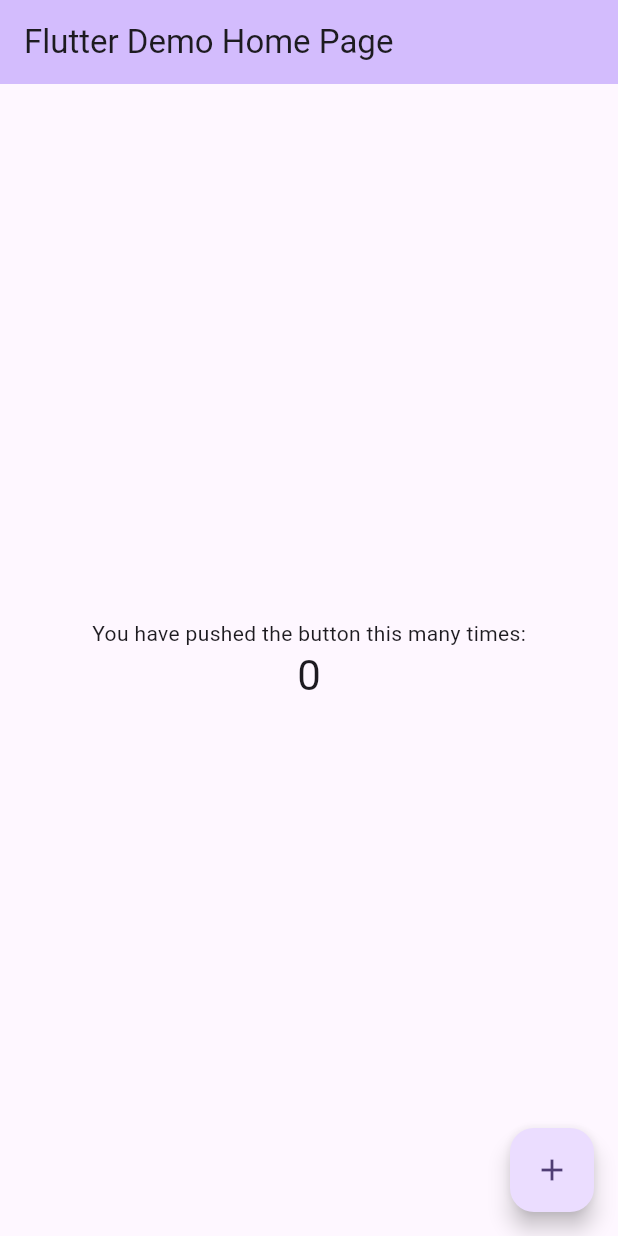
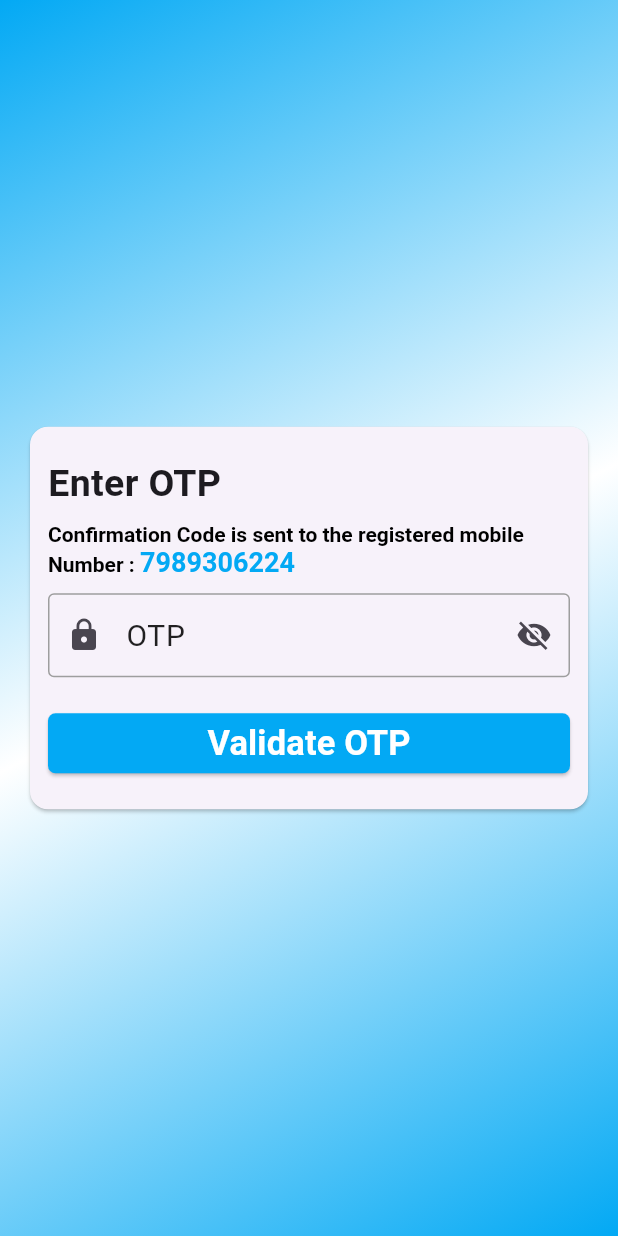
Before and after one commit to pranav-deshpande6224/buy_sell, a Flutter app: the screen it shows after launch, on a phone screen of 412 x 824 dp. Run offline on Flutter 3.47's test engine with Material 3 defaults, Android fonts, the phone set to English and light mode, and no system bars; our stand-ins replace google_fonts.

Commit message:
initial authentication screens  phone number and otp screen

```diff
--- /dev/null
+++ b/lib/authentication/screens/otp_screen.dart
@@ -0,0 +1,150 @@
+import 'package:flutter/material.dart';
+import 'package:flutter/services.dart';
+import 'package:google_fonts/google_fonts.dart';
+
+class OtpScreen extends StatefulWidget {
+  const OtpScreen({super.key});
+
+  @override
+  State<OtpScreen> createState() {
+    return _OtpScreenState();
+  }
+}
+
+class _OtpScreenState extends State<OtpScreen> {
+  final _otpController = TextEditingController();
+
+  @override
+  Widget build(BuildContext context) {
+    return Scaffold(
+      body: Container(
+        decoration: const BoxDecoration(
+          gradient: LinearGradient(
+            colors: [
+              Colors.lightBlue,
+              Colors.white,
+              Colors.lightBlue,
+            ],
+            begin: Alignment.topLeft,
+            end: Alignment.bottomRight,
+          ),
+        ),
+        child: Center(
+          child: SingleChildScrollView(
+            child: Card(
+              margin: const EdgeInsets.only(left: 20, right: 20),
+              child: Padding(
+                padding: const EdgeInsets.only(
+                    top: 20, bottom: 20, left: 12, right: 12),
+                child: Column(
+                  mainAxisSize: MainAxisSize.min,
+                  crossAxisAlignment: CrossAxisAlignment.start,
+                  children: [
+                    Text(
+                      'Enter OTP',
+                      style: GoogleFonts.comicNeue(
+                        fontSize: 25,
+                        fontWeight: FontWeight.bold,
+                      ),
+                    ),
+                    const SizedBox(height: 8),
+                    RichText(
+                      text: TextSpan(
+                        text:
+                            'Confirmation Code is sent to the registered mobile Number : ',
+                        style: GoogleFonts.comicNeue(
+                          color: Colors.black,
+                          fontSize: 14,
+                          fontWeight: FontWeight.bold,
+                        ),
+                        children: [
+                          TextSpan(
+                            text: '7989306224',
+                            style: GoogleFonts.comicNeue(
+                              color: Colors.lightBlue,
+                              fontSize: 18,
+                              fontWeight: FontWeight.bold,
+                            ),
+                          )
+                        ],
+                      ),
+                    ),
+                    const SizedBox(
+                      height: 10,
+                    ),
+                    TextField(
+                      maxLength: 6,
+                      obscureText: true,
+                      maxLengthEnforcement: MaxLengthEnforcement.enforced,
+                      cursorColor: Colors.lightBlue,
+                      keyboardType: TextInputType.phone,
+                      controller: _otpController,
+                      decoration: InputDecoration(
+                        counterText: '',
+                        prefixIcon: const Icon(
+                          Icons.lock,
+                        ),
+                        suffixIcon: const Icon(
+                          Icons.visibility_off,
+                        ),
+                        enabledBorder: const OutlineInputBorder(
+                          borderSide: BorderSide(
+                            color: Colors.grey,
+                          ),
+                        ),
+                        focusedBorder: const OutlineInputBorder(
+                          borderSide: BorderSide(
+                            color: Colors.lightBlue,
+                          ),
+                        ),
+                        border: const OutlineInputBorder(
+                          borderRadius: BorderRadius.all(
+                            Radius.circular(2),
+                          ),
+                        ),
+                        labelStyle: const TextStyle(
+                          color: Colors.grey,
+                        ),
+                        floatingLabelStyle: const TextStyle(
+                          color: Colors.lightBlue,
+                        ),
+                        label: Text(
+                          'OTP',
+                          style: GoogleFonts.comicNeue(
+                              fontSize: 20, color: Colors.black87),
+                        ),
+                      ),
+                    ),
+                    const SizedBox(
+                      height: 20,
+                    ),
+                    SizedBox(
+                      width: double.infinity,
+                      child: ElevatedButton(
+                        style: ElevatedButton.styleFrom(
+                          foregroundColor: Colors.white,
+                          backgroundColor: Colors.lightBlue,
+                          shape: RoundedRectangleBorder(
+                            borderRadius: BorderRadius.circular(5),
+                          ),
+                        ),
+                        onPressed: () {},
+                        child: Text(
+                          "Validate OTP",
+                          style: GoogleFonts.comicNeue(
+                            fontSize: 23,
+                            fontWeight: FontWeight.bold,
+                          ),
+                        ),
+                      ),
+                    )
+                  ],
+                ),
+              ),
+            ),
+          ),
+        ),
+      ),
+    );
+  }
+}
--- a/lib/main.dart
+++ b/lib/main.dart
@@ -1,3 +1,6 @@
+
+import 'package:buy_sell/authentication/screens/otp_screen.dart';
+//import 'package:buy_sell/authentication/screens/phone_number_screen.dart';
 import 'package:flutter/material.dart';
 
 void main() {
@@ -7,119 +10,11 @@
 class MyApp extends StatelessWidget {
   const MyApp({super.key});
 
-  // This widget is the root of your application.
   @override
   Widget build(BuildContext context) {
-    return MaterialApp(
-      title: 'Flutter Demo',
-      theme: ThemeData(
-        // This is the theme of your application.
-        //
-        // TRY THIS: Try running your application with "flutter run". You'll see
-        // the application has a purple toolbar. Then, without quitting the app,
-        // try changing the seedColor in the colorScheme below to Colors.green
-        // and then invoke "hot reload" (save your changes or press the "hot
-        // reload" button in a Flutter-supported IDE, or press "r" if you used
-        // the command line to start the app).
-        //
-        // Notice that the counter didn't reset back to zero; the application
-        // state is not lost during the reload. To reset the state, use hot
-        // restart instead.
-        //
-        // This works for code too, not just values: Most code changes can be
-        // tested with just a hot reload.
-        colorScheme: ColorScheme.fromSeed(seedColor: Colors.deepPurple),
-        useMaterial3: true,
-      ),
-      home: const MyHomePage(title: 'Flutter Demo Home Page'),
+    return const MaterialApp(
+      debugShowCheckedModeBanner: false,
+      home: OtpScreen(),
     );
   }
 }
-
-class MyHomePage extends StatefulWidget {
-  const MyHomePage({super.key, required this.title});
-
-  // This widget is the home page of your application. It is stateful, meaning
-  // that it has a State object (defined below) that contains fields that affect
-  // how it looks.
-
-  // This class is the configuration for the state. It holds the values (in this
-  // case the title) provided by the parent (in this case the App widget) and
-  // used by the build method of the State. Fields in a Widget subclass are
-  // always marked "final".
-
-  final String title;
-
-  @override
-  State<MyHomePage> createState() => _MyHomePageState();
-}
-
-class _MyHomePageState extends State<MyHomePage> {
-  int _counter = 0;
-
-  void _incrementCounter() {
-    setState(() {
-      // This call to setState tells the Flutter framework that something has
-      // changed in this State, which causes it to rerun the build method below
-      // so that the display can reflect the updated values. If we changed
-      // _counter without calling setState(), then the build method would not be
-      // called again, and so nothing would appear to happen.
-      _counter++;
-    });
-  }
-
-  @override
-  Widget build(BuildContext context) {
-    // This method is rerun every time setState is called, for instance as done
-    // by the _incrementCounter method above.
-    //
-    // The Flutter framework has been optimized to make rerunning build methods
-    // fast, so that you can just rebuild anything that needs updating rather
-    // than having to individually change instances of widgets.
-    return Scaffold(
-      appBar: AppBar(
-        // TRY THIS: Try changing the color here to a specific color (to
-        // Colors.amber, perhaps?) and trigger a hot reload to see the AppBar
-        // change color while the other colors stay the same.
-        backgroundColor: Theme.of(context).colorScheme.inversePrimary,
-        // Here we take the value from the MyHomePage object that was created by
-        // the App.build method, and use it to set our appbar title.
-        title: Text(widget.title),
-      ),
-      body: Center(
-        // Center is a layout widget. It takes a single child and positions it
-        // in the middle of the parent.
-        child: Column(
-          // Column is also a layout widget. It takes a list of children and
-          // arranges them vertically. By default, it sizes itself to fit its
-          // children horizontally, and tries to be as tall as its parent.
-          //
-          // Column has various properties to control how it sizes itself and
-          // how it positions its children. Here we use mainAxisAlignment to
-          // center the children vertically; the main axis here is the vertical
-          // axis because Columns are vertical (the cross axis would be
-          // horizontal).
-          //
-          // TRY THIS: Invoke "debug painting" (choose the "Toggle Debug Paint"
-          // action in the IDE, or press "p" in the console), to see the
-          // wireframe for each widget.
-          mainAxisAlignment: MainAxisAlignment.center,
-          children: <Widget>[
-            const Text(
-              'You have pushed the button this many times:',
-            ),
-            Text(
-              '$_counter',
-              style: Theme.of(context).textTheme.headlineMedium,
-            ),
-          ],
-        ),
-      ),
-      floatingActionButton: FloatingActionButton(
-        onPressed: _incrementCounter,
-        tooltip: 'Increment',
-        child: const Icon(Icons.add),
-      ), // This trailing comma makes auto-formatting nicer for build methods.
-    );
-  }
-}
--- a/pubspec.yaml
+++ b/pubspec.yaml
@@ -35,6 +35,7 @@ dependencies:
   # The following adds the Cupertino Icons font to your application.
   # Use with the CupertinoIcons class for iOS style icons.
   cupertino_icons: ^1.0.6
+  google_fonts: ^6.2.1
 
 dev_dependencies:
   flutter_test:
@@ -59,8 +60,8 @@ flutter:
   uses-material-design: true
 
   # To add assets to your application, add an assets section, like this:
-  # assets:
-  #   - images/a_dot_burr.jpeg
+  assets:
+    - assets/images/
   #   - images/a_dot_ham.jpeg
 
   # An image asset can refer to one or more resolution-specific "variants", see
```
Also changed, not shown: lib/authentication/screens/phone_number_screen.dart (added, +120 -0 lines), assets/images/img.jpg (added), assets/images/img2.png (added), assets/images/img3.png (added), assets/images/img4.jpg (added), pubspec.lock, 10 other files.
